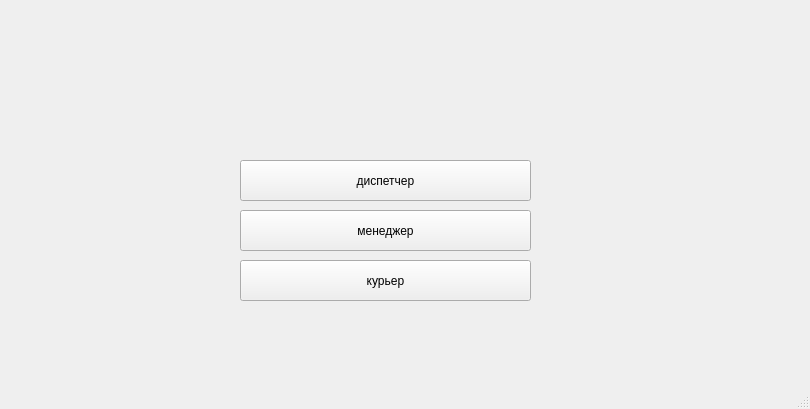
The window that course/courier/mainwindow.ui (Tsukun/Programminglab) describes before a commit, drawn with Qt 5.
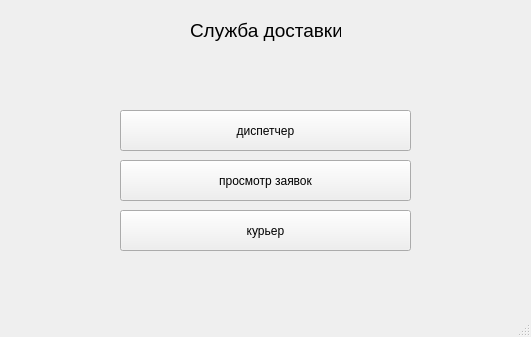
The same window after the commit.

The edit to the form file:
```diff
--- a/course/courier/mainwindow.ui
+++ b/course/courier/mainwindow.ui
@@ -6,8 +6,8 @@
    <rect>
     <x>0</x>
     <y>0</y>
-    <width>810</width>
-    <height>409</height>
+    <width>531</width>
+    <height>337</height>
    </rect>
   </property>
   <property name="windowTitle">
@@ -17,8 +17,8 @@
    <widget class="QPushButton" name="dispButton">
     <property name="geometry">
      <rect>
-      <x>240</x>
-      <y>160</y>
+      <x>120</x>
+      <y>110</y>
       <width>291</width>
       <height>41</height>
      </rect>
@@ -30,21 +30,21 @@
    <widget class="QPushButton" name="manButton">
     <property name="geometry">
      <rect>
-      <x>240</x>
-      <y>210</y>
+      <x>120</x>
+      <y>160</y>
       <width>291</width>
       <height>41</height>
      </rect>
     </property>
     <property name="text">
-     <string>менеджер</string>
+     <string>просмотр заявок</string>
     </property>
    </widget>
    <widget class="QPushButton" name="courButton">
     <property name="geometry">
      <rect>
-      <x>240</x>
-      <y>260</y>
+      <x>120</x>
+      <y>210</y>
       <width>291</width>
       <height>41</height>
      </rect>
@@ -53,6 +53,24 @@
      <string>курьер</string>
     </property>
    </widget>
+   <widget class="QLabel" name="label">
+    <property name="geometry">
+     <rect>
+      <x>190</x>
+      <y>10</y>
+      <width>151</width>
+      <height>41</height>
+     </rect>
+    </property>
+    <property name="font">
+     <font>
+      <pointsize>14</pointsize>
+     </font>
+    </property>
+    <property name="text">
+     <string>Служба доставки</string>
+    </property>
+   </widget>
   </widget>
   <widget class="QMenuBar" name="menubar">
    <property name="geometry">
```
Left out of the diff: 2 changed lines with no effect on the pictures.
